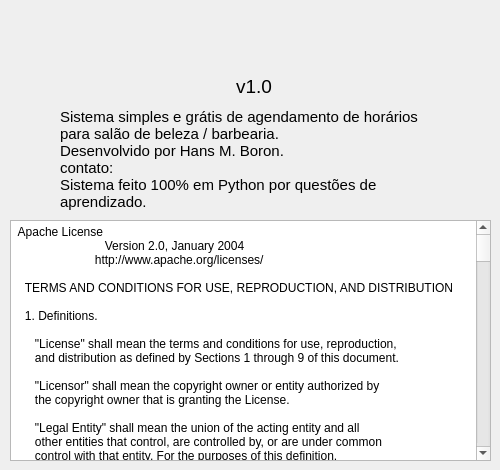
Before: the Qt Designer form view/sobreUi.ui in hansmboron/MehsysPy, drawn with Qt 5.
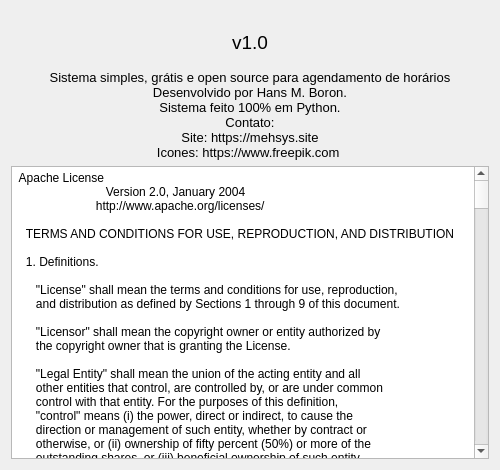
After: the same form once the commit is applied. Icons and pictures are not drawn.

```diff
--- a/view/sobreUi.ui
+++ b/view/sobreUi.ui
@@ -23,15 +23,9 @@
    <iconset resource="../res.qrc">
     <normaloff>:/logo/img/logo_gra.png</normaloff>:/logo/img/logo_gra.png</iconset>
   </property>
+  <layout class="QVBoxLayout" name="verticalLayout">
+   <item>
   <widget class="QLabel" name="logo">
-   <property name="geometry">
-    <rect>
-     <x>142</x>
-     <y>11</y>
-     <width>221</width>
-     <height>61</height>
-    </rect>
-   </property>
    <property name="text">
     <string/>
    </property>
@@ -39,17 +33,60 @@
     <pixmap resource="../res.qrc">:/logo/img/mehsys.png</pixmap>
    </property>
    <property name="scaledContents">
-    <bool>true</bool>
-   </property>
-  </widget>
+      <bool>false</bool>
+     </property>
+     <property name="alignment">
+      <set>Qt::AlignCenter</set>
+     </property>
+    </widget>
+   </item>
+   <item>
+    <widget class="QLabel" name="label_2">
+     <property name="font">
+      <font>
+       <pointsize>14</pointsize>
+      </font>
+     </property>
+     <property name="styleSheet">
+      <string notr="true">padding-bottom: 10px;</string>
+     </property>
+     <property name="text">
+      <string>v1.0</string>
+     </property>
+     <property name="alignment">
+      <set>Qt::AlignCenter</set>
+     </property>
+    </widget>
+   </item>
+   <item>
+    <widget class="QLabel" name="label">
+     <property name="font">
+      <font>
+       <pointsize>10</pointsize>
+      </font>
+     </property>
+     <property name="text">
+      <string>Sistema simples, grátis e open source para agendamento de horários
+Desenvolvido por Hans M. Boron.
+Sistema feito 100% em Python.
+Contato: &lt;mehsysbrasil@gmail.com&gt;
+Site: https://mehsys.site
+Icones: https://www.freepik.com </string>
+     </property>
+     <property name="textFormat">
+      <enum>Qt::PlainText</enum>
+     </property>
+     <property name="alignment">
+      <set>Qt::AlignCenter</set>
+     </property>
+    </widget>
+   </item>
+   <item>
   <widget class="QPlainTextEdit" name="plainTextEdit">
-   <property name="geometry">
-    <rect>
-     <x>10</x>
-     <y>220</y>
-     <width>481</width>
-     <height>241</height>
-    </rect>
+     <property name="font">
+      <font>
+       <pointsize>9</pointsize>
+      </font>
    </property>
    <property name="plainText">
     <string> Apache License
@@ -244,50 +281,8 @@
    limitations under the License.</string>
    </property>
   </widget>
-  <widget class="QLabel" name="label">
-   <property name="geometry">
-    <rect>
-     <x>60</x>
-     <y>104</y>
-     <width>401</width>
-     <height>111</height>
-    </rect>
-   </property>
-   <property name="font">
-    <font>
-     <pointsize>11</pointsize>
-    </font>
-   </property>
-   <property name="text">
-    <string>Sistema simples e grátis de agendamento de horários
-para salão de beleza / barbearia.
-Desenvolvido por Hans M. Boron.
-contato: &lt;mehsysbrasil@gmail.com&gt;
-Sistema feito 100% em Python por questões de 
-aprendizado.</string>
-   </property>
-   <property name="textFormat">
-    <enum>Qt::PlainText</enum>
-   </property>
-  </widget>
-  <widget class="QLabel" name="label_2">
-   <property name="geometry">
-    <rect>
-     <x>236</x>
-     <y>76</y>
-     <width>41</width>
-     <height>21</height>
-    </rect>
-   </property>
-   <property name="font">
-    <font>
-     <pointsize>14</pointsize>
-    </font>
-   </property>
-   <property name="text">
-    <string>v1.0</string>
-   </property>
-  </widget>
+   </item>
+  </layout>
  </widget>
  <resources>
   <include location="../res.qrc"/>
```
Lines whose indentation alone changed are shown as unchanged.
